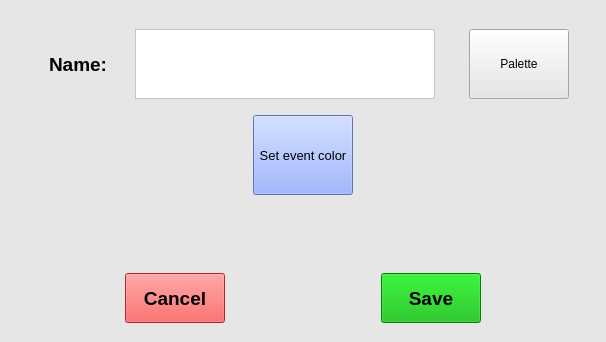
Old version of the form GUI/Autogenerated/AGNewEventTypeW.ui in the repository Klaudia-24/Harmonogram.
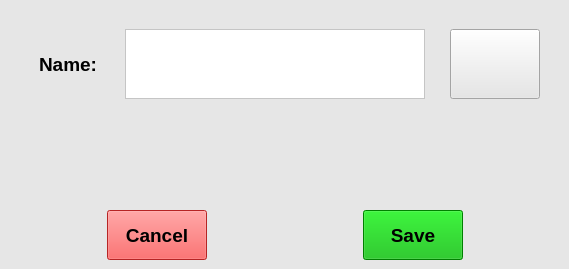
New version of the form.

Commit message: Added image and setting button for colors palette in the new event type window.

Diff of the .ui file:
```diff
--- a/GUI/Autogenerated/AGNewEventTypeW.ui
+++ b/GUI/Autogenerated/AGNewEventTypeW.ui
@@ -9,8 +9,8 @@
    <rect>
     <x>0</x>
     <y>0</y>
-    <width>606</width>
-    <height>342</height>
+    <width>569</width>
+    <height>269</height>
    </rect>
   </property>
   <property name="sizePolicy">
@@ -139,7 +139,7 @@
          <enum>Qt::Vertical</enum>
         </property>
         <property name="sizeType">
-         <enum>QSizePolicy::Expanding</enum>
+         <enum>QSizePolicy::Fixed</enum>
         </property>
         <property name="sizeHint" stdset="0">
          <size>
@@ -158,7 +158,7 @@
           </property>
           <property name="sizeHint" stdset="0">
            <size>
-            <width>40</width>
+            <width>30</width>
             <height>20</height>
            </size>
           </property>
@@ -240,18 +240,18 @@
          <widget class="QPushButton" name="colorsPaletteButton">
           <property name="minimumSize">
            <size>
-            <width>100</width>
+            <width>90</width>
             <height>70</height>
            </size>
           </property>
           <property name="maximumSize">
            <size>
-            <width>100</width>
+            <width>90</width>
             <height>70</height>
            </size>
           </property>
           <property name="text">
-           <string>Palette</string>
+           <string/>
           </property>
          </widget>
         </item>
@@ -290,92 +290,22 @@
        </spacer>
       </item>
       <item>
-       <layout class="QHBoxLayout" name="horizontalLayout_2">
-        <item>
-         <spacer name="horizontalSpacer_3">
-          <property name="orientation">
-           <enum>Qt::Horizontal</enum>
-          </property>
-          <property name="sizeHint" stdset="0">
-           <size>
-            <width>40</width>
-            <height>20</height>
-           </size>
-          </property>
-         </spacer>
-        </item>
-        <item>
-         <widget class="QPushButton" name="setEventColorButton">
-          <property name="minimumSize">
-           <size>
-            <width>100</width>
-            <height>80</height>
-           </size>
-          </property>
-          <property name="maximumSize">
-           <size>
-            <width>16777215</width>
-            <height>80</height>
-           </size>
-          </property>
-          <property name="font">
-           <font>
-            <pointsize>10</pointsize>
-           </font>
-          </property>
-          <property name="styleSheet">
-           <string notr="true">background-color: rgb(128, 159, 255);</string>
-          </property>
-          <property name="text">
-           <string>Set event color</string>
-          </property>
-         </widget>
-        </item>
-        <item>
-         <spacer name="horizontalSpacer_4">
-          <property name="orientation">
-           <enum>Qt::Horizontal</enum>
-          </property>
-          <property name="sizeHint" stdset="0">
-           <size>
-            <width>40</width>
-            <height>20</height>
-           </size>
-          </property>
-         </spacer>
-        </item>
-       </layout>
+       <layout class="QHBoxLayout" name="horizontalLayout_2"/>
       </item>
      </layout>
     </item>
-    <item row="3" column="0">
-     <spacer name="verticalSpacer_2">
-      <property name="orientation">
-       <enum>Qt::Vertical</enum>
-      </property>
-      <property name="sizeType">
-       <enum>QSizePolicy::Fixed</enum>
-      </property>
-      <property name="sizeHint" stdset="0">
-       <size>
-        <width>20</width>
-        <height>10</height>
-       </size>
-      </property>
-     </spacer>
-    </item>
     <item row="1" column="0">
      <spacer name="verticalSpacer_4">
       <property name="orientation">
        <enum>Qt::Vertical</enum>
       </property>
       <property name="sizeType">
-       <enum>QSizePolicy::Expanding</enum>
+       <enum>QSizePolicy::Fixed</enum>
       </property>
       <property name="sizeHint" stdset="0">
        <size>
         <width>20</width>
-        <height>50</height>
+        <height>80</height>
        </size>
       </property>
      </spacer>
```
The commit also changes 4 other files.
